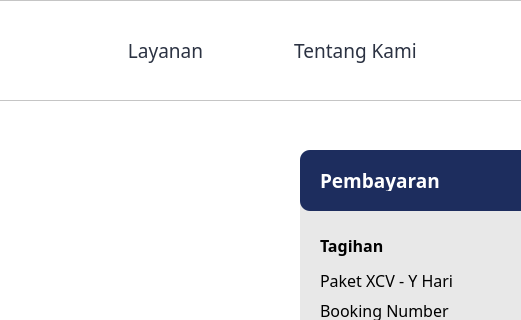
Above: transaksi.ui from stellaribli/Tuciwir before the change; both pictures show x 150 to 671 and y 0 to 320 of the 1280 by 720 pixel window. Below: the same form after it.
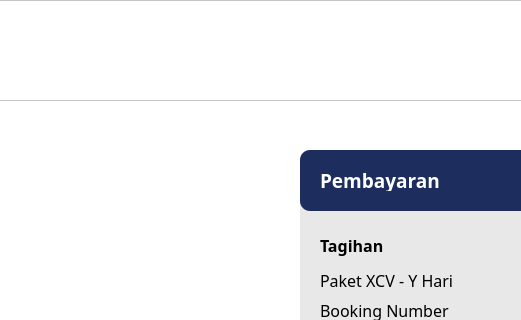
That is the form after the change. Icons and pictures are not drawn.

Commit message: new main app for testing + new ui update

```diff
--- a/transaksi.ui
+++ b/transaksi.ui
@@ -350,62 +350,6 @@
      <string>Log Out</string>
     </property>
    </widget>
-   <widget class="QPushButton" name="aboutmebutton">
-    <property name="geometry">
-     <rect>
-      <x>420</x>
-      <y>30</y>
-      <width>171</width>
-      <height>41</height>
-     </rect>
-    </property>
-    <property name="font">
-     <font>
-      <family>Mulish</family>
-      <pointsize>14</pointsize>
-      <weight>50</weight>
-      <italic>false</italic>
-      <bold>false</bold>
-     </font>
-    </property>
-    <property name="styleSheet">
-     <string notr="true">color:#000000;
-color: #2B3242;
-font: 14pt &quot;Mulish&quot;;
-Border: 0px;</string>
-    </property>
-    <property name="text">
-     <string>Tentang Kami</string>
-    </property>
-   </widget>
-   <widget class="QPushButton" name="layananbutton_4">
-    <property name="geometry">
-     <rect>
-      <x>230</x>
-      <y>30</y>
-      <width>171</width>
-      <height>41</height>
-     </rect>
-    </property>
-    <property name="font">
-     <font>
-      <family>Mulish</family>
-      <pointsize>14</pointsize>
-      <weight>50</weight>
-      <italic>false</italic>
-      <bold>false</bold>
-     </font>
-    </property>
-    <property name="styleSheet">
-     <string notr="true">color:#000000;
-color: #2B3242;
-font: 14pt &quot;Mulish&quot;;
-Border: 0px;</string>
-    </property>
-    <property name="text">
-     <string>Layanan</string>
-    </property>
-   </widget>
    <widget class="QLabel" name="label_2">
     <property name="geometry">
      <rect>
```
The commit also changes 2 other files.
